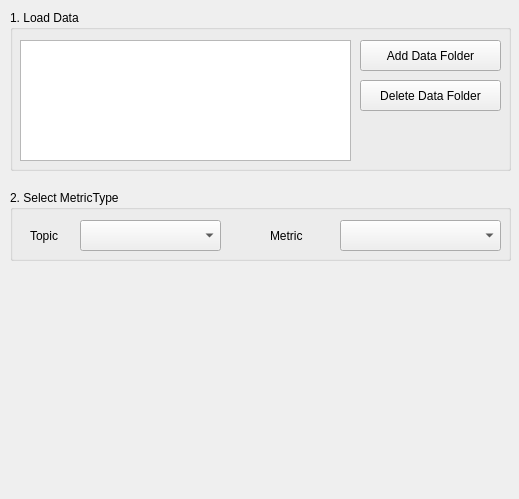
Qt form Envs/Master/Uiforms/TestResultTookit.ui (tianxinbyj/Replay-Autotest-at-Home) before a commit.
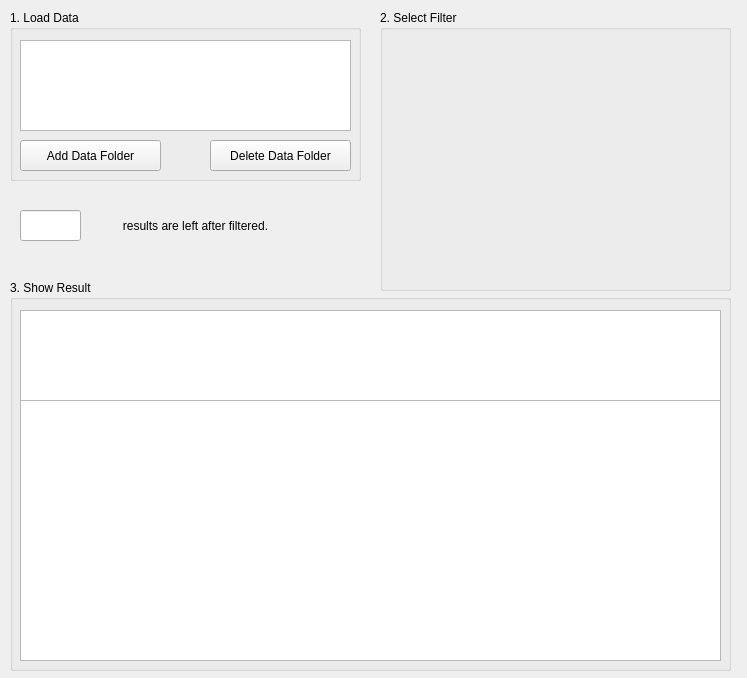
The same form after that commit.

Commit message: 2024-09-26 BYJ 增加了测试结果对比的工具

Diff of the .ui file:
```diff
--- a/Envs/Master/Uiforms/TestResultTookit.ui
+++ b/Envs/Master/Uiforms/TestResultTookit.ui
@@ -6,8 +6,8 @@
    <rect>
     <x>0</x>
     <y>0</y>
-    <width>519</width>
-    <height>499</height>
+    <width>747</width>
+    <height>678</height>
    </rect>
   </property>
   <property name="windowTitle">
@@ -18,8 +18,8 @@
     <rect>
      <x>10</x>
      <y>10</y>
-     <width>501</width>
-     <height>161</height>
+     <width>351</width>
+     <height>171</height>
     </rect>
    </property>
    <property name="title">
@@ -28,8 +28,8 @@
    <widget class="QPushButton" name="delete_data_folder">
     <property name="geometry">
      <rect>
-      <x>350</x>
-      <y>70</y>
+      <x>200</x>
+      <y>130</y>
       <width>141</width>
       <height>31</height>
      </rect>
@@ -41,8 +41,8 @@
    <widget class="QPushButton" name="add_data_folder">
     <property name="geometry">
      <rect>
-      <x>350</x>
-      <y>30</y>
+      <x>10</x>
+      <y>130</y>
       <width>141</width>
       <height>31</height>
      </rect>
@@ -57,7 +57,7 @@
       <x>10</x>
       <y>30</y>
       <width>331</width>
-      <height>121</height>
+      <height>91</height>
      </rect>
     </property>
     <property name="focusPolicy">
@@ -65,65 +65,98 @@
     </property>
    </widget>
   </widget>
+  <widget class="QGroupBox" name="filter_group">
+   <property name="geometry">
+    <rect>
+     <x>380</x>
+     <y>10</y>
+     <width>351</width>
+     <height>281</height>
+    </rect>
+   </property>
+   <property name="title">
+    <string>2. Select Filter</string>
+   </property>
+   <property name="alignment">
+    <set>Qt::AlignLeading|Qt::AlignLeft|Qt::AlignTop</set>
+   </property>
+   <layout class="QGridLayout" name="gridLayout_2">
+    <item row="0" column="0">
+     <layout class="QGridLayout" name="filter_layout">
+      <property name="rightMargin">
+       <number>0</number>
+      </property>
+     </layout>
+    </item>
+   </layout>
+  </widget>
   <widget class="QGroupBox" name="groupBox_2">
    <property name="geometry">
     <rect>
      <x>10</x>
-     <y>190</y>
-     <width>501</width>
-     <height>71</height>
+     <y>280</y>
+     <width>721</width>
+     <height>391</height>
     </rect>
    </property>
    <property name="title">
-    <string>2. Select MetricType</string>
+    <string>3. Show Result</string>
    </property>
-   <widget class="QComboBox" name="topic_combox">
+   <widget class="QListWidget" name="result_des">
     <property name="geometry">
      <rect>
-      <x>70</x>
+      <x>10</x>
       <y>30</y>
-      <width>141</width>
-      <height>31</height>
+      <width>701</width>
+      <height>91</height>
      </rect>
     </property>
    </widget>
-   <widget class="QLabel" name="label">
+   <widget class="QTableWidget" name="result_table">
     <property name="geometry">
      <rect>
-      <x>20</x>
-      <y>30</y>
-      <width>51</width>
-      <height>31</height>
+      <x>10</x>
+      <y>120</y>
+      <width>701</width>
+      <height>261</height>
      </rect>
     </property>
-    <property name="text">
-     <string>Topic</string>
-    </property>
    </widget>
-   <widget class="QLabel" name="label_2">
-    <property name="geometry">
-     <rect>
-      <x>260</x>
-      <y>30</y>
-      <width>67</width>
-      <height>31</height>
-     </rect>
-    </property>
-    <property name="text">
-     <string>Metric</string>
-    </property>
-   </widget>
-   <widget class="QComboBox" name="metric_combox">
-    <property name="geometry">
-     <rect>
-      <x>330</x>
-      <y>30</y>
-      <width>161</width>
-      <height>31</height>
-     </rect>
-    </property>
-   </widget>
   </widget>
+  <widget class="QLabel" name="label">
+   <property name="geometry">
+    <rect>
+     <x>90</x>
+     <y>210</y>
+     <width>211</width>
+     <height>31</height>
+    </rect>
+   </property>
+   <property name="text">
+    <string>results are left after filtered.</string>
+   </property>
+   <property name="alignment">
+    <set>Qt::AlignCenter</set>
+   </property>
+  </widget>
+  <widget class="QLineEdit" name="data_count">
+   <property name="geometry">
+    <rect>
+     <x>20</x>
+     <y>210</y>
+     <width>61</width>
+     <height>31</height>
+    </rect>
+   </property>
+   <property name="alignment">
+    <set>Qt::AlignCenter</set>
+   </property>
+  </widget>
+  <zorder>groupBox</zorder>
+  <zorder>groupBox_2</zorder>
+  <zorder>filter_group</zorder>
+  <zorder>label</zorder>
+  <zorder>data_count</zorder>
  </widget>
  <resources/>
  <connections/>
```
The commit also changes 2 other files.
